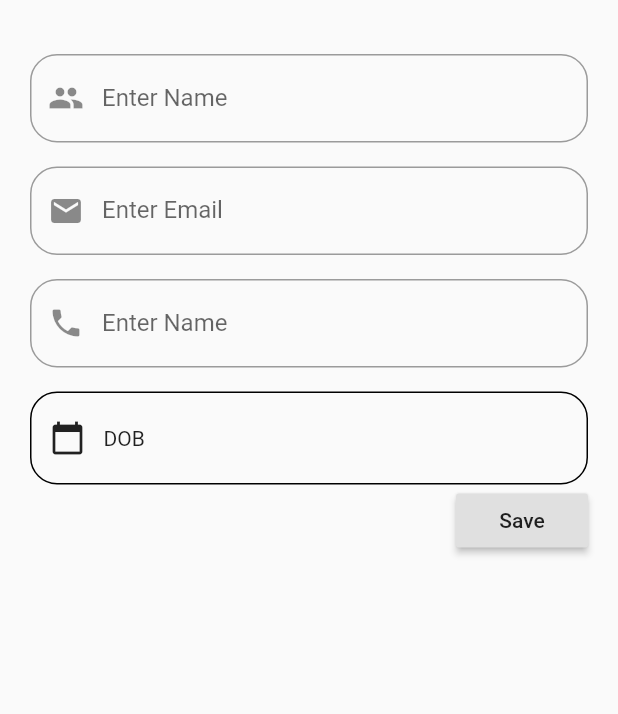
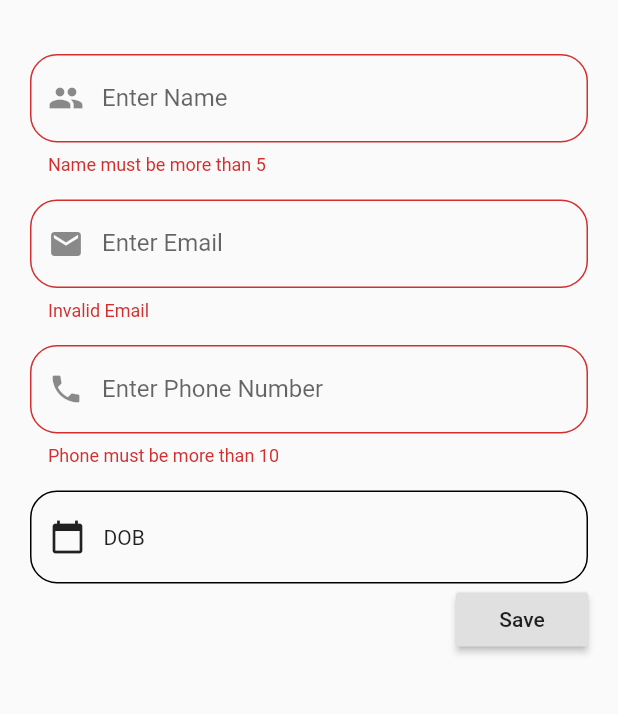
Before and after one commit to SitMinHtet/Contact-App-Flutter-, a Flutter app: the ContactForm screen opened directly, after a tap on "Save", on a phone screen of 412 x 824 dp, the part 84-798 px from its top. Run offline on Flutter 3.47's test engine with Material 2 defaults, Android fonts, the phone set to English and light mode, and no system bars.

Commit message:
TextFieldForm Validator

```diff
--- a/lib/contactform.dart
+++ b/lib/contactform.dart
@@ -6,6 +6,12 @@ class ContactForm extends StatefulWidget {
 }
 
 class _ContactFormState extends State<ContactForm> {
+  DateTime selectedDate;
+  final nameController = TextEditingController();
+  final emailController = TextEditingController();
+  final phoneController = TextEditingController();
+
+  final formkey = GlobalKey<FormState>();
   @override
   Widget build(BuildContext context) {
     return Scaffold(
@@ -16,6 +22,7 @@ class _ContactFormState extends State<ContactForm> {
       body: Container(
         margin: EdgeInsets.all(20),
         child: Form(
+            key: formkey,
             child: ListView(
               children: <Widget>[
                 namefield(),
@@ -33,6 +40,13 @@ class _ContactFormState extends State<ContactForm> {
     return Container(
       margin: EdgeInsets.only(top: 16),
       child: TextFormField(
+        controller: nameController,
+        validator: (value) {
+          if (value.length < 5) {
+            return "Name must be more than 5";
+          }
+          return null;
+        },
         decoration: InputDecoration(
           labelText: "Enter Name",
           prefixIcon: Icon(Icons.people),
@@ -46,6 +60,13 @@ class _ContactFormState extends State<ContactForm> {
     return Container(
       margin: EdgeInsets.only(top: 16),
       child: TextFormField(
+        controller: emailController,
+        validator: (value) {
+          if (!value.contains("@")) {
+            return "Invalid Email";
+          }
+          return null;
+        },
         keyboardType: TextInputType.emailAddress,
         decoration: InputDecoration(
           labelText: "Enter Email",
@@ -60,9 +81,16 @@ class _ContactFormState extends State<ContactForm> {
     return Container(
       margin: EdgeInsets.only(top: 16),
       child: TextFormField(
+        controller: phoneController,
+        validator: (value) {
+          if (value.length < 10) {
+            return "Phone must be more than 10";
+          }
+          return null;
+        },
         keyboardType: TextInputType.phone,
         decoration: InputDecoration(
-          labelText: "Enter Name",
+          labelText: "Enter Phone Number",
           prefixIcon: Icon(Icons.phone),
           border: OutlineInputBorder(borderRadius: BorderRadius.circular(18)),
         ),
@@ -101,12 +129,23 @@ class _ContactFormState extends State<ContactForm> {
     );
   }
 
+  void submitData(context) {
+    final enterName = nameController.text;
+    final enterEmail = emailController.text;
+    final enterPhone = phoneController.text;
+    print(enterName + enterEmail + enterPhone);
+  }
+
   Widget savebutton() {
     return Row(
       mainAxisAlignment: MainAxisAlignment.end,
       children: [
         RaisedButton(
-          onPressed: () {},
+          onPressed: () {
+            if (formkey.currentState.validate()) {
+              submitData(context);
+            }
+          },
           child: Text("Save"),
         ),
       ],
--- a/lib/home.dart
+++ b/lib/home.dart
@@ -41,6 +41,7 @@ class _HomeState extends State<Home> {
         phone: "09673338880",
         dob: DateTime(1990, 02, 10)),
   ];
+
   @override
   Widget build(BuildContext context) {
     return Scaffold(
@@ -56,7 +57,10 @@ class _HomeState extends State<Home> {
           ));
         },
         label: Row(
-          children: <Widget>[Icon(Icons.add), Text("Add New")],
+          children: <Widget>[
+            Icon(Icons.add),
+            Text("Add New"),
+          ],
         ),
       ),
     );
--- a/lib/main.dart
+++ b/lib/main.dart
@@ -1,4 +1,3 @@
-import 'package:contactApp/contactform.dart';
 import 'package:contactApp/home.dart';
 import 'package:flutter/material.dart';
 
--- a/lib/model/contactmodel.dart
+++ b/lib/model/contactmodel.dart
@@ -5,5 +5,11 @@ class Contact {
   String phone;
   DateTime dob;
 
-  Contact({this.id, this.name, this.email, this.phone, this.dob});
+  Contact({
+    this.id,
+    this.name,
+    this.email,
+    this.phone,
+    this.dob,
+  });
 }
```
Also changed, not shown: lib/contactlist.dart (+8 -7 lines). Lines whose indentation alone changed are shown as unchanged.
